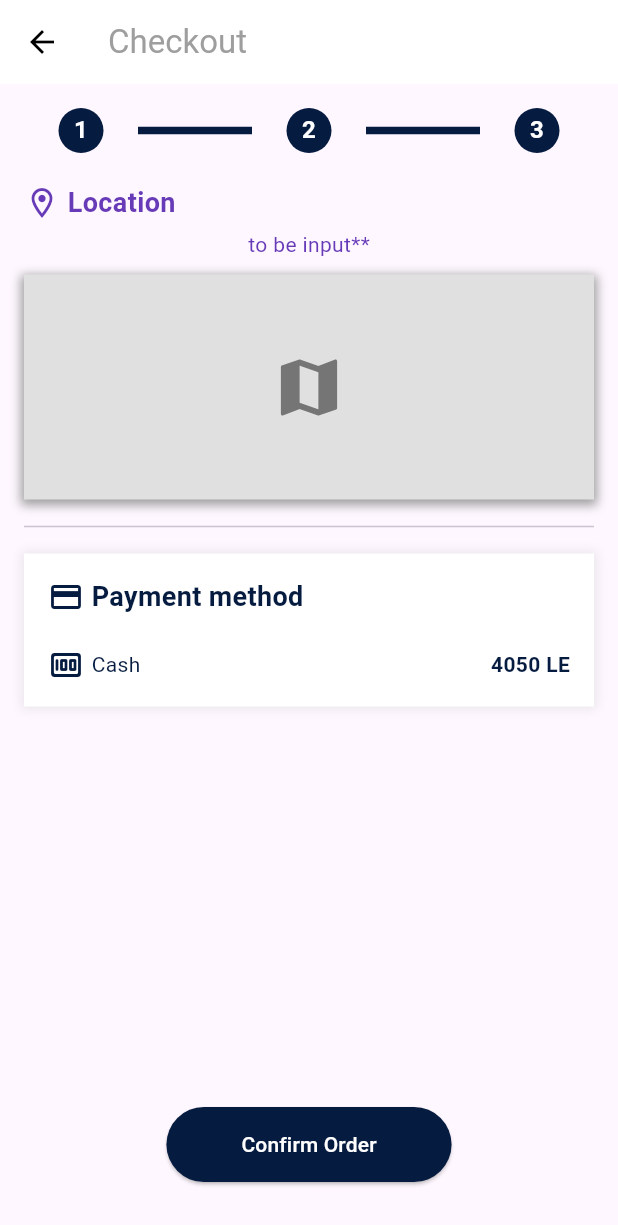
After one commit to Amrelhag/creartive, a Flutter app: the CartScreen screen opened directly with sample values from the repository, after a tap on "Next", on a phone screen of 412 x 824 dp. The commit adds this screen. Shown: the top 1225 px of the screen. Run offline on Flutter 3.47's test engine with Material 3 defaults, Android fonts, the phone set to English and light mode, and no system bars; our stand-ins replace firebase_auth, firebase_core, flutter_svg, fluttertoast, gap, image_picker and 1 more; accounts and stored records are empty.

Commit message:
+ added cart/checkout/confirmation screens

```diff
--- /dev/null
+++ b/lib/ui/Cart_Screen/screen/screen/Cart_Screen.dart
@@ -0,0 +1,46 @@
+import 'package:creartive/core/reusable_component/ColorManager.dart';
+import 'package:creartive/models/content.dart';
+import 'package:creartive/ui/Cart_Screen/screen/widget/cart_widget.dart';
+import 'package:flutter/material.dart';
+
+class CartScreen extends StatelessWidget {
+  final Content content;
+  const CartScreen(this.content);
+  static const routeName="Cart";
+
+  @override
+  Widget build(BuildContext context) {
+    return Scaffold(
+      backgroundColor: ColorManager.primary,
+      appBar: AppBar(
+        title: Text("Cart"),
+        backgroundColor: Colors.white,
+        elevation: 0,
+        leading: IconButton(
+          icon: Icon(Icons.arrow_back, color: Colors.black),
+          onPressed: () {Navigator.pop(context);},
+        ),
+      ),
+      body: CartWidget(content: content)
+    );
+  }
+}
+
+class StepIndicator extends StatelessWidget {
+  final int step;
+  final bool isActive;
+
+  const StepIndicator({required this.step, this.isActive = false});
+
+  @override
+  Widget build(BuildContext context) {
+    return CircleAvatar(
+      radius: 15,
+      backgroundColor: isActive ? ColorManager.secondary : Colors.grey,
+      child: Text(
+        "$step",
+        style: TextStyle(color: Colors.white, fontWeight: FontWeight.bold),
+      ),
+    );
+  }
+}
--- /dev/null
+++ b/lib/ui/Cart_Screen/screen/widget/Checkout.dart
@@ -0,0 +1,196 @@
+import 'package:creartive/core/reusable_component/ColorManager.dart';
+import 'package:creartive/ui/Cart_Screen/screen/widget/Confirmation.dart';
+import 'package:creartive/models/content.dart';
+import 'package:flutter/material.dart';
+
+class CheckoutPage extends StatelessWidget {
+  final Content content;
+  const CheckoutPage({super.key, required this.content});
+
+  @override
+  Widget build(BuildContext context) {
+    int total=int.parse(content.price)+50;
+    return Scaffold(
+      appBar: AppBar(
+        title: Text("Checkout", style: TextStyle(color: Colors.grey)),
+        backgroundColor: Colors.white,
+        elevation: 0,
+        leading: IconButton(
+          icon: Icon(Icons.arrow_back, color: Colors.black),
+          onPressed: () {
+            Navigator.pop(context);
+          },
+        ),
+      ),
+      body: Padding(
+        padding: const EdgeInsets.all(16.0),
+        child: Column(
+          crossAxisAlignment: CrossAxisAlignment.center,
+          children: [
+            Row(
+              children: [
+                Expanded(child: StepIndicator(step: 1, isActive: true)),
+                Expanded(
+                  child: Divider(
+                    thickness: 5,
+                    color: ColorManager.secondary,
+                  ),
+                ),
+                Expanded(child: StepIndicator(step: 2, isActive: true)),
+                Expanded(
+                  child: Divider(
+                    thickness: 5,
+                    color: ColorManager.secondary,
+                  ),
+                ),
+                Expanded(child: StepIndicator(step: 3, isActive: true)),
+              ],
+            ),
+            SizedBox(height: 20),
+            Row(
+              mainAxisAlignment: MainAxisAlignment.start,
+              children: [
+                Icon(Icons.location_on_outlined, color: Colors.deepPurple),
+                SizedBox(width: 5),
+                Text(
+                  "Location",
+                  style: TextStyle(
+                    fontSize: 18,
+                    fontWeight: FontWeight.bold,
+                    color: Colors.deepPurple,
+                  ),
+                ),
+              ],
+            ),
+            SizedBox(height: 5),
+            Text("to be input**", style: TextStyle(color: Colors.deepPurple)),
+            SizedBox(height: 10),
+            Container(
+              height: 150,
+              decoration: BoxDecoration(
+                color: Colors.grey[300],
+                boxShadow: [
+                  BoxShadow(
+                    color: Colors.grey,
+                    offset: Offset(0, 2),
+                    spreadRadius: 2,
+                    blurRadius: 5,
+                  )
+                ]
+              ),
+              child: Center(
+                child: Icon(Icons.map, size: 50, color: Colors.grey[600]),
+              ),
+            ),
+            SizedBox(height: 10),
+            Divider(),
+            SizedBox(height: 10),
+            Container(
+              padding: EdgeInsets.all(16),
+              decoration: BoxDecoration(
+                color: Colors.white,
+                boxShadow: [
+                  BoxShadow(
+                    color: Colors.grey.withOpacity(0.2),
+                    spreadRadius: 2,
+                    blurRadius: 5,
+                  ),
+                ],
+              ),
+              child: Column(
+                children: [
+                  Row(
+                    mainAxisAlignment: MainAxisAlignment.start,
+                    children: [
+                      Icon(
+                        Icons.credit_card,
+                        color: ColorManager.secondary,
+                      ),
+                      SizedBox(width: 5),
+                      Text(
+                        "Payment method",
+                        style: TextStyle(
+                          fontSize: 18,
+                          fontWeight: FontWeight.bold,
+                          color: ColorManager.secondary,
+                        ),
+                      ),
+                    ],
+                  ),
+                  SizedBox(height: 20),
+                  Row(
+                    mainAxisAlignment: MainAxisAlignment.spaceBetween,
+                    children: [
+                      Row(
+                        children: [
+                          Icon(
+                            Icons.money_rounded,
+                            color: ColorManager.secondary,
+                          ),
+                          SizedBox(width: 5),
+                          Text(
+                            "Cash",
+                            style: TextStyle(
+                              color: ColorManager.secondary,
+                            ),
+                          ),
+                        ],
+                      ),
+                      Text(
+                        "$total LE",
+                        style: TextStyle(
+                          fontWeight: FontWeight.bold,
+                          color: ColorManager.secondary,
+                        ),
+                      ),
+                    ],
+                  ),
+                ],
+              ),
+            ),
+            Spacer(),
+            Center(
+              child: ElevatedButton(
+                onPressed: () {
+                  Navigator.of(context).push(
+                    MaterialPageRoute(
+                      builder: (context) => ConfirmationScreen(),
+                    ),
+                  );
+                },
+                style: ElevatedButton.styleFrom(
+                  backgroundColor: ColorManager.secondary,
+                  padding: EdgeInsets.symmetric(horizontal: 50, vertical: 15),
+                ),
+                child: Text(
+                  "Confirm Order",
+                  style: TextStyle(color: Colors.white),
+                ),
+              ),
+            ),
+            SizedBox(height: 20),
+          ],
+        ),
+      ),
+    );
+  }
+}
+
+class StepIndicator extends StatelessWidget {
+  final int step;
+  final bool isActive;
+
+  const StepIndicator({required this.step, this.isActive = false});
+
+  @override
+  Widget build(BuildContext context) {
+    return CircleAvatar(
+      radius: 15,
+      backgroundColor: isActive ? ColorManager.secondary : Colors.grey,
+      child: Text(
+        "$step",
+        style: TextStyle(color: Colors.white, fontWeight: FontWeight.bold),
+      ),
+    );
+  }
+}
--- /dev/null
+++ b/lib/ui/Cart_Screen/screen/widget/cart_widget.dart
@@ -0,0 +1,122 @@
+import 'package:creartive/core/reusable_component/ColorManager.dart';
+import 'package:creartive/models/content.dart';
+import 'package:creartive/ui/Cart_Screen/screen/widget/Checkout.dart';
+import 'package:flutter/material.dart';
+
+class CartWidget extends StatelessWidget {
+  final Content content;
+  const CartWidget({super.key, required this.content});
+
+  @override
+  Widget build(BuildContext context) {
+    int total=int.parse(content.price)+50;
+    return Padding(
+      padding: const EdgeInsets.all(16.0),
+      child: Column(
+        mainAxisAlignment: MainAxisAlignment.start,
+        children: [
+          Row(
+            children: [
+              Expanded(child: StepIndicator(step: 1, isActive: true)),
+              Expanded(child: Divider(thickness: 5,color: ColorManager.secondary),),
+              Expanded(child: StepIndicator(step: 2, isActive: true)),
+              Expanded(child: Divider(thickness: 5, color: Colors.grey)),
+              Expanded(child: StepIndicator(step: 3, isActive: false)),
+            ],
+          ),
+          SizedBox(height: 20),
+          Center(
+            child: Container(
+              padding: EdgeInsets.all(8),
+              width: 120,
+              height: 120,
+              decoration: BoxDecoration(
+                borderRadius: BorderRadius.circular(10),
+                color: Colors.white,
+                boxShadow: [BoxShadow(color: Colors.grey.withOpacity(0.2),spreadRadius: 2,blurRadius: 5)],
+              ),
+              child: ClipRRect(
+                borderRadius: BorderRadius.circular(10),
+                child: content.image is String
+                        ? Image.asset(content.image, fit: BoxFit.cover)
+                        : Image.file(content.image, fit: BoxFit.cover),
+              ),
+            ),
+          ),
+          SizedBox(height: 20),
+          Row(
+            mainAxisAlignment: MainAxisAlignment.end,
+            children: [
+              Text(
+                "${content.price} LE",
+                style: TextStyle(
+                  fontSize: 18,
+                  color: ColorManager.secondary,
+                ),
+              ),
+            ],
+          ),
+          SizedBox(height: 20),
+          Row(
+            mainAxisAlignment: MainAxisAlignment.spaceBetween,
+            children: [
+              Text(
+                "Delivery",
+                style: TextStyle(
+                  fontSize: 18,
+                  fontWeight: FontWeight.bold,
+                  color: ColorManager.secondary,
+                ),
+              ),
+              Text(
+                "50 LE",
+                style: TextStyle(
+                  fontSize: 18,
+                  color: ColorManager.secondary,
+                ),
+              ),
+            ],
+          ),
+          Divider(),
+          Row(
+            mainAxisAlignment: MainAxisAlignment.spaceBetween,
+            children: [
+              Text(
+                "Total",
+                style: TextStyle(
+                  fontSize: 18,
+                  fontWeight: FontWeight.bold,
+                  color: ColorManager.secondary,
+                ),
+              ),
+              Text(
+                "$total LE",
+                style: TextStyle(
+                  fontSize: 18,
+                  fontWeight: FontWeight.bold,
+                  color: ColorManager.secondary,
+                ),
+              ),
+            ],
+          ),
+          Spacer(),
+          Center(
+            child: ElevatedButton(
+              onPressed: () {
+                Navigator.of(context).push(
+                  MaterialPageRoute(builder: (context) => CheckoutPage(content: content,)),
+                );
+              },
+              style: ElevatedButton.styleFrom(
+                backgroundColor: ColorManager.secondary,
+                padding: EdgeInsets.symmetric(horizontal: 50, vertical: 15),
+              ),
+              child: Text("Next", style: TextStyle(color: Colors.white)),
+            ),
+          ),
+          SizedBox(height: 20),
+        ],
+      ),
+    );
+  }
+}
--- a/lib/ui/Home/widget/content_card.dart
+++ b/lib/ui/Home/widget/content_card.dart
@@ -5,10 +5,11 @@ import 'package:creartive/models/content.dart';
 import 'package:creartive/ui/post_details/screen/PostDetails.dart';
 import 'package:flutter/material.dart';
 
+// ignore: must_be_immutable
 class ContentCard extends StatelessWidget {
   Content content;
   int index;
-   ContentCard({required this.content,required this.index});
+   ContentCard({super.key, required this.content,required this.index});
 
   @override
   Widget build(BuildContext context) {
```
Also changed, not shown: lib/models/content.dart (+4 -5 lines), lib/ui/Cart_Screen/screen/Cart_Screen.dart (deleted, +0 -19 lines), lib/ui/Cart_Screen/screen/widget/Confirmation.dart (added, +95 -0 lines), lib/ui/Home/tabs/profiletab.dart (+21 -5 lines), lib/ui/post_details/widgets/post_widget.dart (+3 -10 lines), assets/images/confirmation.png (added), assets/images/location.png (added), 1 other file.
